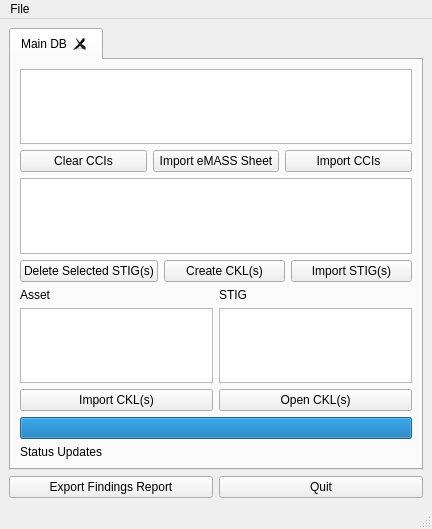
Above: src/stigqter.ui from squinky86/STIGQter before the change. Below: the same form after it.
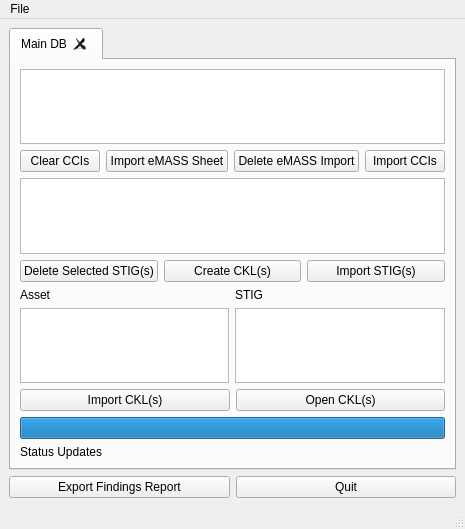
That is the form after the change.

Commit message: import of TR spreadsheet from eMASS

Patch:
```diff
--- a/src/stigqter.ui
+++ b/src/stigqter.ui
@@ -50,6 +50,13 @@
             </property>
            </widget>
           </item>
+          <item>
+           <widget class="QPushButton" name="btnDeleteEmassImport">
+            <property name="text">
+             <string>Delete eMASS Import</string>
+            </property>
+           </widget>
+          </item>
           <item>
            <widget class="QPushButton" name="btnImportCCIs">
             <property name="text">
```
Left out of the diff: 21 changed lines with no effect on the pictures. The commit also changes 5 other files.
